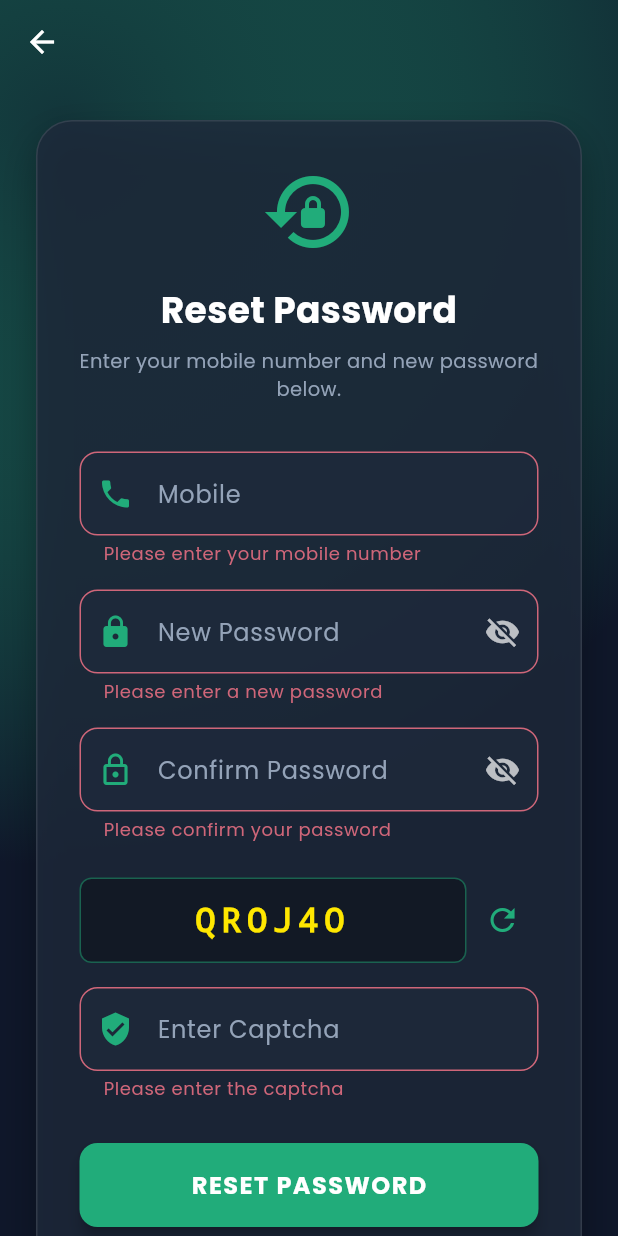
After one commit to amaldevcv741/rootus_flutter, a Flutter app: the ResetPasswordScreen screen opened directly, after a tap on "RESET PASSWORD", on a phone screen of 412 x 824 dp. The commit adds this screen. Run offline on Flutter 3.47's test engine with Material 3 defaults, Android fonts, the phone set to English and light mode, and no system bars; our stand-ins replace dio, equatable, firebase_core, firebase_messaging, flutter_bloc, flutter_local_notifications and 8 more; accounts and stored records are empty.

Commit message:
Whatsapp navigation implementation and forgot password implementataion

```diff
--- a/lib/features/auth/bloc/auth_bloc.dart
+++ b/lib/features/auth/bloc/auth_bloc.dart
@@ -113,5 +113,19 @@ class AuthBloc extends Bloc<AuthEvent, AuthState> {
         }
       }
     });
+    on<ResetPasswordRequested>((event, emit) async {
+      emit(AuthLoading());
+      try {
+        await authRepository.resetPassword(
+          phone: event.phone,
+          newPassword: event.newPassword,
+        );
+        emit(ResetPasswordSuccess());
+        emit(Unauthenticated());
+      } catch (e) {
+        emit(AuthError(ErrorHandler.clean(e)));
+        emit(Unauthenticated());
+      }
+    });
   }
 }
--- a/lib/features/auth/bloc/auth_event.dart
+++ b/lib/features/auth/bloc/auth_event.dart
@@ -63,3 +63,13 @@ class UpdateProfileImageRequested extends AuthEvent {
   @override
   List<Object?> get props => [profileImageUrl];
 }
+
+class ResetPasswordRequested extends AuthEvent {
+  final String phone;
+  final String newPassword;
+
+  const ResetPasswordRequested({required this.phone, required this.newPassword});
+
+  @override
+  List<Object?> get props => [phone, newPassword];
+}
--- a/lib/features/auth/bloc/auth_state.dart
+++ b/lib/features/auth/bloc/auth_state.dart
@@ -29,3 +29,5 @@ class AuthError extends AuthState {
   @override
   List<Object?> get props => [error];
 }
+
+class ResetPasswordSuccess extends AuthState {}
--- a/lib/features/auth/data/auth_repository.dart
+++ b/lib/features/auth/data/auth_repository.dart
@@ -222,6 +222,35 @@ class AuthRepository {
     }
   }
 
+  Future<void> resetPassword({
+    required String phone,
+    required String newPassword,
+  }) async {
+    debugPrint('🔐 [AUTH REPO] Attempting password reset for phone: $phone');
+    try {
+      final response = await _apiClient.dio.post(
+        '/api/auth/reset-password',
+        data: {
+          'phone': phone,
+          'newPassword': newPassword,
+        },
+      );
+
+      if (response.statusCode != 200) {
+        throw Exception('Password reset failed');
+      }
+      debugPrint('✅ [AUTH REPO] Password reset successfully');
+    } catch (e) {
+      debugPrint('❌ [AUTH REPO] Password reset error: $e');
+      if (e is DioException &&
+          e.response?.data != null &&
+          e.response?.data['error'] != null) {
+        throw Exception(e.response!.data['error']);
+      }
+      throw Exception('Failed to reset password: ${e.toString()}');
+    }
+  }
+
   Future<AppUser?> changeAddress(String newAddress, {double? latitude, double? longitude}) async {
     final currentUser = await getPersistedSession();
     if (currentUser == null) throw Exception('Not logged in');
--- a/lib/features/auth/presentation/login_screen.dart
+++ b/lib/features/auth/presentation/login_screen.dart
@@ -6,6 +6,7 @@ import '../bloc/auth_state.dart';
 import '../../../../core/theme/app_theme.dart';
 import '../bloc/auth_state.dart';
 import 'register_screen.dart';
+import 'reset_password_screen.dart';
 import '../../../core/presentation/widgets/app_dialogs.dart';
 
 class LoginScreen extends StatefulWidget {
@@ -202,6 +203,23 @@ class _LoginScreenState extends State<LoginScreen> {
                               Navigator.push(
                                 context,
                                 MaterialPageRoute(
+                                  builder: (_) => const ResetPasswordScreen(),
+                                ),
+                              );
+                            },
+                            child: const Text(
+                              'Forgot Password?',
+                              style: TextStyle(
+                                color: AppColors.secondary,
+                                fontWeight: FontWeight.w600,
+                              ),
+                            ),
+                          ),
+                          TextButton(
+                            onPressed: () {
+                              Navigator.push(
+                                context,
+                                MaterialPageRoute(
                                   builder: (_) => const RegisterScreen(),
                                 ),
                               );
--- /dev/null
+++ b/lib/features/auth/presentation/reset_password_screen.dart
@@ -0,0 +1,366 @@
+import 'dart:math';
+import 'package:flutter/material.dart';
+import 'package:flutter_bloc/flutter_bloc.dart';
+import '../../../../core/theme/app_theme.dart';
+import '../../../core/presentation/widgets/app_dialogs.dart';
+import '../bloc/auth_bloc.dart';
+import '../bloc/auth_event.dart';
+import '../bloc/auth_state.dart';
+
+class ResetPasswordScreen extends StatefulWidget {
+  const ResetPasswordScreen({super.key});
+
+  @override
+  State<ResetPasswordScreen> createState() => _ResetPasswordScreenState();
+}
+
+class _ResetPasswordScreenState extends State<ResetPasswordScreen> {
+  final _phoneController = TextEditingController();
+  final _newPasswordController = TextEditingController();
+  final _confirmPasswordController = TextEditingController();
+  final _captchaController = TextEditingController();
+  final _formKey = GlobalKey<FormState>();
+
+  bool _obscureNewPassword = true;
+  bool _obscureConfirmPassword = true;
+
+  String _captchaCode = '';
+  int _captchaAttempts = 0;
+  final int _maxAttempts = 3;
+
+  @override
+  void initState() {
+    super.initState();
+    _generateCaptcha();
+  }
+
+  void _generateCaptcha() {
+    const chars = 'ABCDEFGHIJKLMNOPQRSTUVWXYZ0123456789';
+    final random = Random();
+    setState(() {
+      _captchaCode = String.fromCharCodes(Iterable.generate(
+          6, (_) => chars.codeUnitAt(random.nextInt(chars.length))));
+    });
+  }
+
+  @override
+  void dispose() {
+    _phoneController.dispose();
+    _newPasswordController.dispose();
+    _confirmPasswordController.dispose();
+    _captchaController.dispose();
+    super.dispose();
+  }
+
+  void _submit() {
+    if (_formKey.currentState!.validate()) {
+      if (_captchaAttempts >= _maxAttempts) {
+        ScaffoldMessenger.of(context).showSnackBar(
+          const SnackBar(
+            content: Text('Max captcha attempts reached. Please regenerate captcha.'),
+            backgroundColor: Color(0xFFEF4444),
+          ),
+        );
+        return;
+      }
+
+      if (_captchaController.text.toUpperCase() != _captchaCode) {
+        setState(() {
+          _captchaAttempts++;
+        });
+
+        if (_captchaAttempts >= _maxAttempts) {
+           ScaffoldMessenger.of(context).showSnackBar(
+             const SnackBar(
+               content: Text('Max attempts reached. Generating new captcha.'),
+               backgroundColor: Color(0xFFEF4444),
+             ),
+           );
+           _generateCaptcha();
+           _captchaAttempts = 0;
+           _captchaController.clear();
+        } else {
+           ScaffoldMessenger.of(context).showSnackBar(
+             SnackBar(
+               content: Text('Invalid Captcha! Attempts left: ${_maxAttempts - _captchaAttempts}'),
+               backgroundColor: const Color(0xFFEF4444),
+             ),
+           );
+        }
+        return;
+      }
+
+      final inputPhone = _phoneController.text.trim();
+      final fullPhone = inputPhone.startsWith('+') ? inputPhone : '+91$inputPhone';
+
+      context.read<AuthBloc>().add(
+            ResetPasswordRequested(
+              phone: fullPhone,
+              newPassword: _newPasswordController.text.trim(),
+            ),
+          );
+    }
+  }
+
+  @override
+  Widget build(BuildContext context) {
+    return Scaffold(
+      extendBodyBehindAppBar: true,
+      appBar: AppBar(
+        backgroundColor: Colors.transparent,
+        elevation: 0,
+        leading: IconButton(
+          icon: const Icon(Icons.arrow_back, color: Colors.white),
+          onPressed: () => Navigator.pop(context),
+        ),
+      ),
+      body: BlocConsumer<AuthBloc, AuthState>(
+        listener: (context, state) {
+          if (state is ResetPasswordSuccess) {
+            AppDialogs.showSuccessToast(context, 'Password reset successful!');
+            Navigator.pop(context);
+          } else if (state is AuthError) {
+            ScaffoldMessenger.of(context).showSnackBar(
+              SnackBar(
+                content: Text(state.error),
+                backgroundColor: const Color(0xFFEF4444),
+              ),
+            );
+          }
+        },
+        builder: (context, state) {
+          if (state is AuthLoading) {
+            return const Center(
+              child: CircularProgressIndicator(color: AppColors.secondary),
+            );
+          }
+
+          return Container(
+            decoration: BoxDecoration(
+              gradient: RadialGradient(
+                center: const Alignment(-0.8, -0.8),
+                radius: 1.2,
+                colors: [
+                  AppColors.primary.withValues(alpha: 0.2),
+                  AppColors.background,
+                ],
+              ),
+            ),
+            child: SafeArea(
+              child: Center(
+                child: SingleChildScrollView(
+                  padding: const EdgeInsets.all(24.0),
+                  child: Container(
+                    padding: const EdgeInsets.all(28.0),
+                    decoration: BoxDecoration(
+                      color: const Color(0xFF1E293B).withValues(alpha: 0.8),
+                      borderRadius: BorderRadius.circular(24),
+                      border: Border.all(
+                        color: const Color(0x1AFFFFFF),
+                      ),
+                      boxShadow: [
+                        BoxShadow(
+                          color: Colors.black.withValues(alpha: 0.3),
+                          blurRadius: 20,
+                          offset: const Offset(0, 10),
+                        ),
+                      ],
+                    ),
+                    child: Form(
+                      key: _formKey,
+                      child: Column(
+                        mainAxisSize: MainAxisSize.min,
+                        crossAxisAlignment: CrossAxisAlignment.stretch,
+                        children: [
+                          const Icon(Icons.lock_reset, size: 64, color: AppColors.primary),
+                          const SizedBox(height: 16),
+                          const Text(
+                            'Reset Password',
+                            textAlign: TextAlign.center,
+                            style: TextStyle(
+                              fontSize: 24,
+                              fontWeight: FontWeight.bold,
+                              color: Colors.white,
+                            ),
+                          ),
+                          const SizedBox(height: 8),
+                          const Text(
+                            'Enter your mobile number and new password below.',
+                            textAlign: TextAlign.center,
+                            style: TextStyle(
+                              fontSize: 13,
+                              color: Color(0xFF94A3B8),
+                            ),
+                          ),
+                          const SizedBox(height: 32),
+                          // Phone Field
+                          TextFormField(
+                            controller: _phoneController,
+                            style: const TextStyle(color: Colors.white),
+                            decoration: const InputDecoration(
+                              labelText: 'Mobile',
+                              prefixIcon: Icon(Icons.phone, color: AppColors.primary),
+                              prefixText: '+91 ',
+                              prefixStyle: TextStyle(
+                                  color: Colors.white, fontWeight: FontWeight.bold),
+                              counterText: '',
+                            ),
+                            keyboardType: TextInputType.phone,
+                            maxLength: 10,
+                            validator: (value) {
+                              if (value == null || value.trim().isEmpty) {
+                                return 'Please enter your mobile number';
+                              }
+                              if (value.trim().length != 10) {
+                                return 'Number must be exactly 10 digits';
+                              }
+                              return null;
+                            },
+                          ),
+                          const SizedBox(height: 16),
+                          // New Password Field
+                          TextFormField(
+                            controller: _newPasswordController,
+                            style: const TextStyle(color: Colors.white),
+                            decoration: InputDecoration(
+                              labelText: 'New Password',
+                              prefixIcon: const Icon(Icons.lock, color: AppColors.primary),
+                              suffixIcon: IconButton(
+                                icon: Icon(
+                                  _obscureNewPassword ? Icons.visibility_off : Icons.visibility,
+                                  color: Colors.white70,
+                                ),
+                                onPressed: () {
+                                  setState(() {
+                                    _obscureNewPassword = !_obscureNewPassword;
+                                  });
+                                },
+                              ),
+                            ),
+                            obscureText: _obscureNewPassword,
+                            validator: (value) {
+                              if (value == null || value.trim().isEmpty) {
+                                return 'Please enter a new password';
+                              }
+                              if (value.length < 6) {
+                                return 'Password must be at least 6 characters';
+                              }
+                              return null;
+                            },
+                          ),
+                          const SizedBox(height: 16),
+                          // Confirm Password Field
+                          TextFormField(
+                            controller: _confirmPasswordController,
+                            style: const TextStyle(color: Colors.white),
+                            decoration: InputDecoration(
+                              labelText: 'Confirm Password',
+                              prefixIcon: const Icon(Icons.lock_outline, color: AppColors.primary),
+                              suffixIcon: IconButton(
+                                icon: Icon(
+                                  _obscureConfirmPassword ? Icons.visibility_off : Icons.visibility,
+                                  color: Colors.white70,
+                                ),
+                                onPressed: () {
+                                  setState(() {
+                                    _obscureConfirmPassword = !_obscureConfirmPassword;
+                                  });
+                                },
+                              ),
+                            ),
+                            obscureText: _obscureConfirmPassword,
+                            validator: (value) {
+                              if (value == null || value.trim().isEmpty) {
+                                return 'Please confirm your password';
+                              }
+                              if (value != _newPasswordController.text) {
+                                return 'Passwords do not match';
+                              }
+                              return null;
+                            },
+                          ),
+                          const SizedBox(height: 24),
+                          // Captcha Section
+                          Row(
+                            children: [
+                              Expanded(
+                                flex: 2,
+                                child: Container(
+                                  padding: const EdgeInsets.symmetric(vertical: 12),
+                                  decoration: BoxDecoration(
+                                    color: Colors.black.withValues(alpha: 0.3),
+                                    borderRadius: BorderRadius.circular(8),
+                                    border: Border.all(color: AppColors.primary.withValues(alpha: 0.5)),
+                                  ),
+                                  child: Text(
+                                    _captchaCode,
+                                    textAlign: TextAlign.center,
+                                    style: const TextStyle(
+                                      fontSize: 22,
+                                      fontWeight: FontWeight.bold,
+                                      letterSpacing: 4,
+                                      color: AppColors.secondary,
+                                      fontFamily: 'Courier',
+                                    ),
+                                  ),
+                                ),
+                              ),
+                              IconButton(
+                                onPressed: () {
+                                  _generateCaptcha();
+                                  _captchaAttempts = 0;
+                                  _captchaController.clear();
+                                },
+                                icon: const Icon(Icons.refresh, color: AppColors.primary),
+                              ),
+                            ],
+                          ),
+                          const SizedBox(height: 16),
+                          TextFormField(
+                            controller: _captchaController,
+                            style: const TextStyle(color: Colors.white),
+                            decoration: const InputDecoration(
+                              labelText: 'Enter Captcha',
+                              prefixIcon: Icon(Icons.verified_user, color: AppColors.primary),
+                            ),
+                            textCapitalization: TextCapitalization.characters,
+                            validator: (value) {
+                              if (value == null || value.trim().isEmpty) {
+                                return 'Please enter the captcha';
+                              }
+                              return null;
+                            },
+                          ),
+                          const SizedBox(height: 28),
+                          ElevatedButton(
+                            style: ElevatedButton.styleFrom(
+                              backgroundColor: AppColors.primary,
+                              padding: const EdgeInsets.symmetric(vertical: 16),
+                              shape: RoundedRectangleBorder(
+                                borderRadius: BorderRadius.circular(12),
+                              ),
+                              elevation: 4,
+                            ),
+                            onPressed: _submit,
+                            child: const Text(
+                              'RESET PASSWORD',
+                              style: TextStyle(
+                                fontSize: 16,
+                                fontWeight: FontWeight.bold,
+                                letterSpacing: 1,
+                              ),
+                            ),
+                          ),
+                        ],
+                      ),
+                    ),
+                  ),
+                ),
+              ),
+            ),
+          );
+        },
+      ),
+    );
+  }
+}
--- a/lib/features/profile/presentation/profile_screen.dart
+++ b/lib/features/profile/presentation/profile_screen.dart
@@ -10,6 +10,7 @@ import '../../../core/presentation/widgets/app_dialogs.dart';
 import '../../auth/presentation/map_selection_screen.dart';
 import '../../orders/presentation/orders_screen.dart';
 import '../../../core/network/api_client.dart';
+import 'package:url_launcher/url_launcher.dart';
 
 class ProfileScreen extends StatefulWidget {
   const ProfileScreen({super.key});
@@ -343,6 +344,22 @@ class _ProfileScreenState extends State<ProfileScreen> {
     );
   }
 
+  Future<void> _launchWhatsApp() async {
+    const adminPhone = "919380462741"; // Admin number (no +)
+    const message = "Hi Rootus Farms, I need help.";
+    final Uri whatsappUrl = Uri.parse("whatsapp://send?phone=$adminPhone&text=${Uri.encodeComponent(message)}");
+
+    if (await canLaunchUrl(whatsappUrl)) {
+      await launchUrl(whatsappUrl, mode: LaunchMode.externalApplication);
+    } else {
+      if (mounted) {
+        ScaffoldMessenger.of(context).showSnackBar(
+          const SnackBar(content: Text('Could not open WhatsApp. Please ensure it is installed.'), backgroundColor: Colors.red),
+        );
+      }
+    }
+  }
+
   @override
   Widget build(BuildContext context) {
     return BlocBuilder<AuthBloc, AuthState>(
@@ -448,6 +465,20 @@ class _ProfileScreenState extends State<ProfileScreen> {
                       ),
                     ),
                   ),
+                  const SizedBox(height: 16),
+                  SizedBox(
+                    width: double.infinity,
+                    height: 56,
+                    child: ElevatedButton.icon(
+                      onPressed: _launchWhatsApp,
+                      icon: const Icon(Icons.chat, color: Colors.white),
+                      label: const Text('Chat with us on WhatsApp', style: TextStyle(fontSize: 16, color: Colors.white)),
+                      style: ElevatedButton.styleFrom(
+                        backgroundColor: const Color(0xFF25D366), // WhatsApp Green
+                        shape: RoundedRectangleBorder(borderRadius: BorderRadius.circular(12)),
+                      ),
+                    ),
+                  ),
                 ],
               ),
             ),
--- a/pubspec.yaml
+++ b/pubspec.yaml
@@ -36,6 +36,7 @@ dependencies:
   image_picker: ^1.2.3
   flutter_map: ^8.3.1
   latlong2: ^0.10.1
+  url_launcher: ^6.3.3
 
 dev_dependencies:
   flutter_test:
```
Also changed, not shown: pubspec.lock, 6 other files.
